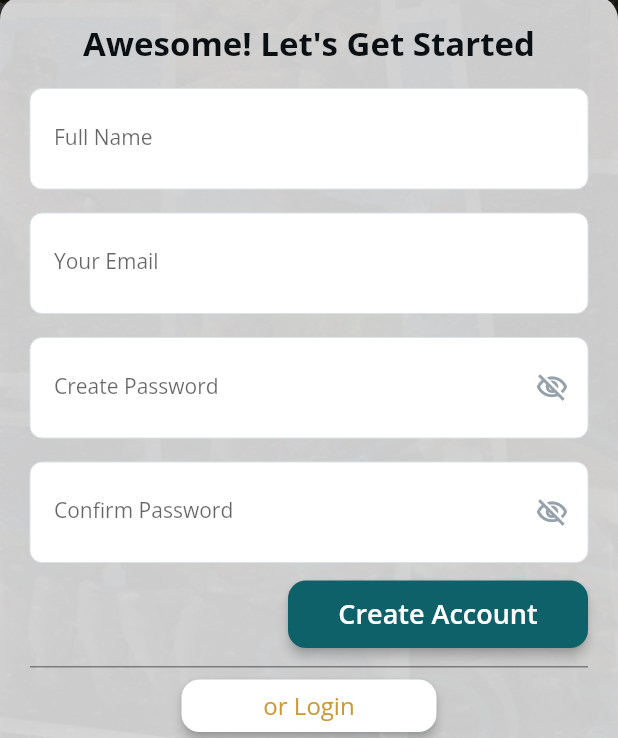
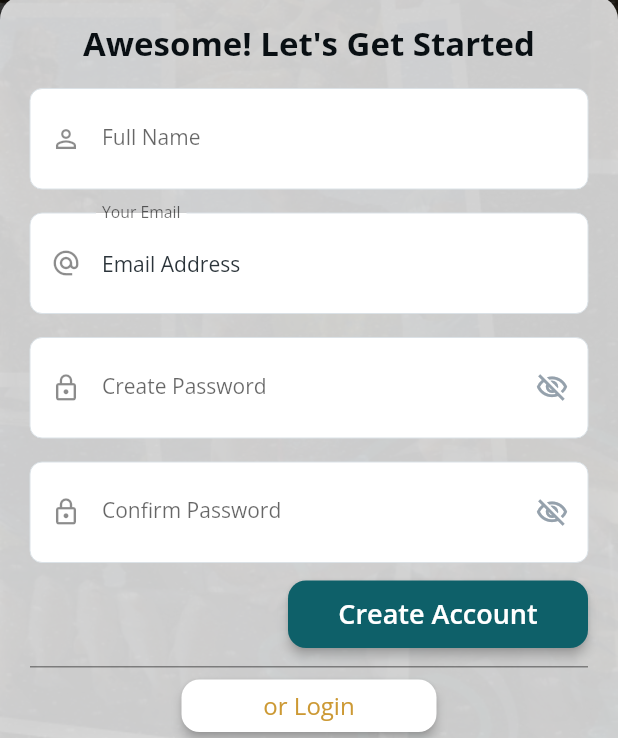
Before and after one commit to createevs/hookdat-mobile, a Flutter app: the CreateAccountWidget screen opened directly, on a phone screen of 412 x 824 dp, the part 498-1236 px from its top. Run offline on Flutter 3.47's test engine with Material 2 defaults, Android fonts, the phone set to English and light mode, and no system bars; drawn by our look-alikes of auto_size_text; our stand-ins replace built_collection, built_value, cloud_firestore, easy_debounce, firebase_auth, firebase_core and 10 more; missing offline and left inert: json_path; accounts and stored records are empty; generated files the repository leaves out were written again.

Commit message:
updated some design aspects of the mobile app

```diff
--- a/lib/create_account/create_account_widget.dart
+++ b/lib/create_account/create_account_widget.dart
@@ -30,7 +30,7 @@ class _CreateAccountWidgetState extends State<CreateAccountWidget> {
     super.initState();
     confirmPasswordController = TextEditingController();
     confirmPasswordVisibility = false;
-    emailAddressController = TextEditingController();
+    emailAddressController = TextEditingController(text: 'Email Address');
     fullNameController = TextEditingController();
     passwordController = TextEditingController();
     passwordVisibility = false;
@@ -155,6 +155,10 @@ class _CreateAccountWidgetState extends State<CreateAccountWidget> {
                                     contentPadding:
                                         EdgeInsetsDirectional.fromSTEB(
                                             16, 24, 0, 24),
+                                    prefixIcon: Icon(
+                                      Icons.person_outline,
+                                      size: 20,
+                                    ),
                                   ),
                                   style: FlutterFlowTheme.of(context)
                                       .bodyText1
@@ -202,6 +206,10 @@ class _CreateAccountWidgetState extends State<CreateAccountWidget> {
                                     contentPadding:
                                         EdgeInsetsDirectional.fromSTEB(
                                             16, 24, 0, 24),
+                                    prefixIcon: Icon(
+                                      Icons.alternate_email,
+                                      size: 20,
+                                    ),
                                   ),
                                   style: FlutterFlowTheme.of(context)
                                       .bodyText1
@@ -249,6 +257,10 @@ class _CreateAccountWidgetState extends State<CreateAccountWidget> {
                                     contentPadding:
                                         EdgeInsetsDirectional.fromSTEB(
                                             16, 24, 0, 24),
+                                    prefixIcon: Icon(
+                                      Icons.lock_outline,
+                                      size: 20,
+                                    ),
                                     suffixIcon: InkWell(
                                       onTap: () => setState(
                                         () => passwordVisibility =
@@ -309,6 +321,10 @@ class _CreateAccountWidgetState extends State<CreateAccountWidget> {
                                     contentPadding:
                                         EdgeInsetsDirectional.fromSTEB(
                                             16, 24, 0, 24),
+                                    prefixIcon: Icon(
+                                      Icons.lock_outlined,
+                                      size: 20,
+                                    ),
                                     suffixIcon: InkWell(
                                       onTap: () => setState(
                                         () => confirmPasswordVisibility =
```
